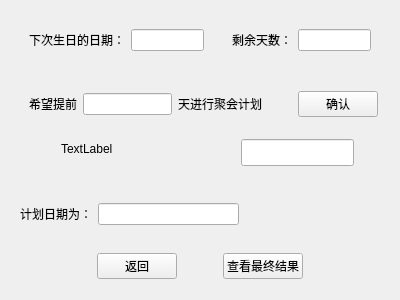
This is plan.ui in Deyu-Kong/BPPN as Qt 5 draws it before an edit. The edited form follows.
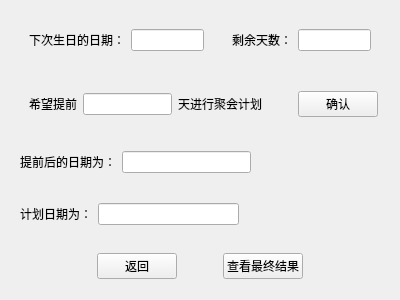
This is the edited form. Icons and pictures are not drawn.

Diff of the .ui file:
```diff
--- a/plan.ui
+++ b/plan.ui
@@ -132,35 +132,33 @@
     </widget>
    </item>
    <item>
-    <layout class="QVBoxLayout" name="verticalLayout_2">
-     <item>
-      <widget class="QWidget" name="widget_8" native="true">
+    <widget class="QWidget" name="widget_8" native="true">
+     <layout class="QHBoxLayout" name="horizontalLayout_8">
+      <item>
        <widget class="QLabel" name="label_3">
-        <property name="geometry">
-         <rect>
-          <x>50</x>
-          <y>0</y>
-          <width>69</width>
-          <height>20</height>
-         </rect>
-        </property>
         <property name="text">
-         <string>TextLabel</string>
+         <string>提前后的日期为：</string>
         </property>
        </widget>
-       <widget class="QLineEdit" name="lineEdit_5">
-        <property name="geometry">
-         <rect>
-          <x>230</x>
-          <y>0</y>
-          <width>113</width>
-          <height>27</height>
-         </rect>
+      </item>
+      <item>
+       <widget class="QLineEdit" name="lineEdit_5"/>
+      </item>
+      <item>
+       <spacer name="horizontalSpacer_8">
+        <property name="orientation">
+         <enum>Qt::Horizontal</enum>
         </property>
-       </widget>
-      </widget>
-     </item>
-    </layout>
+        <property name="sizeHint" stdset="0">
+         <size>
+          <width>40</width>
+          <height>20</height>
+         </size>
+        </property>
+       </spacer>
+      </item>
+     </layout>
+    </widget>
    </item>
    <item>
     <widget class="QWidget" name="widget_6" native="true">
```
